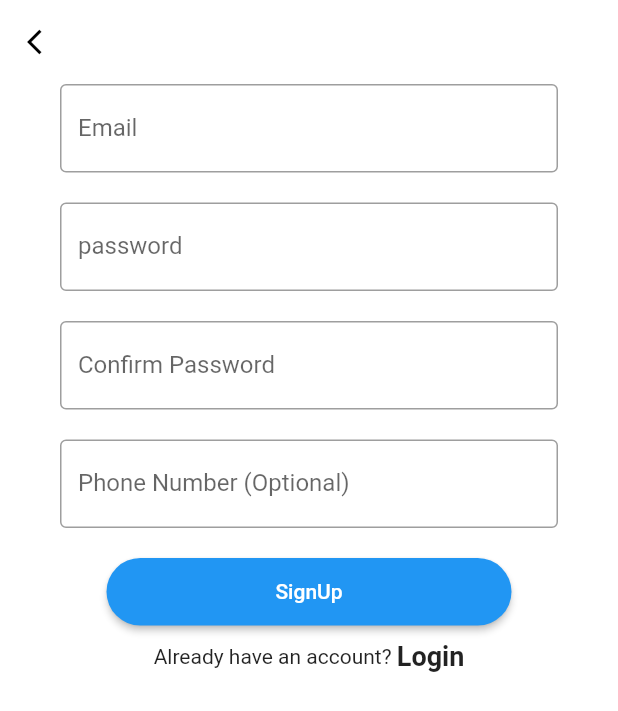
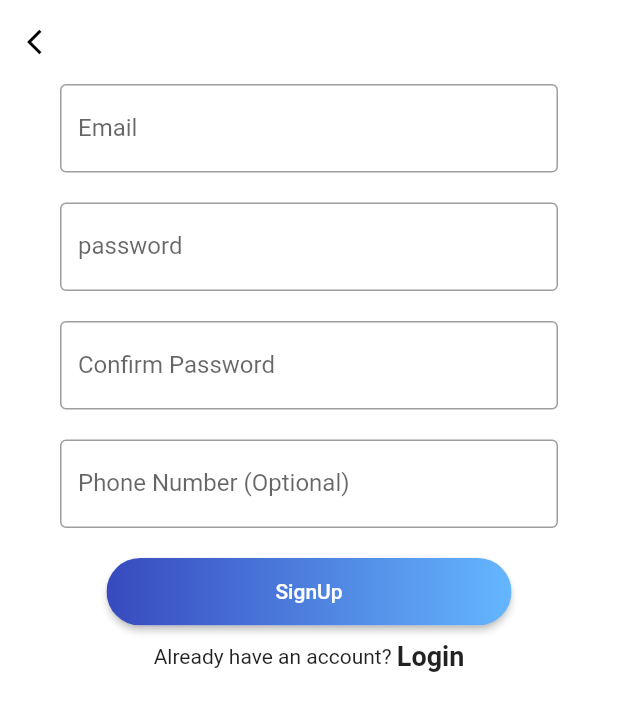
Before and after one commit to sallukhan96/spinalcord, a Flutter app: the screen it shows after launch, after a tap on "Login", after a tap on "Create Account", on a phone screen of 412 x 824 dp. Shown: the top 711 px of the screen. Run offline on Flutter 3.47's test engine with Material 2 defaults, Android fonts, the light colour scheme and no system bars; our stand-ins replace curved_navigation_bar.

Commit message:
chnged the buttons

```diff
--- a/lib/LoginPage.dart
+++ b/lib/LoginPage.dart
@@ -71,14 +71,7 @@ class LoginScreen extends StatelessWidget {
                         Container(
                           width: 270.0,
                           height: 45.0,
-                          // ignore: deprecated_member_use
                           child: RaisedButton(
-                            shape: RoundedRectangleBorder(
-                                borderRadius: BorderRadius.circular(30)),
-                            padding: EdgeInsets.fromLTRB(10, 10, 10, 10),
-                            color: Colors.blue,
-                            textColor: Colors.white,
-                            child: Text("Login"),
                             onPressed: () {
                               if (formkey.currentState!.validate()) {
                                 formkey.currentState!.save();
@@ -91,52 +84,109 @@ class LoginScreen extends StatelessWidget {
                                 return null;
                               }
                             },
+                            shape: RoundedRectangleBorder(
+                                borderRadius: BorderRadius.circular(80.0)),
+                            padding: EdgeInsets.all(0.0),
+                            child: Ink(
+                              decoration: BoxDecoration(
+                                  gradient: const LinearGradient(
+                                    colors: [
+                                      Color(0xff374ABE),
+                                      Color(0xff64B6FF)
+                                    ],
+                                    begin: Alignment.centerLeft,
+                                    end: Alignment.centerRight,
+                                  ),
+                                  borderRadius: BorderRadius.circular(30.0)),
+                              child: Container(
+                                constraints: const BoxConstraints(
+                                    maxWidth: 300.0, minHeight: 50.0),
+                                alignment: Alignment.center,
+                                child: const Text(
+                                  "Login",
+                                  textAlign: TextAlign.center,
+                                  style: TextStyle(color: Colors.white),
+                                ),
+                              ),
+                            ),
                           ),
                         ),
                         SizedBox(height: 10),
                         Container(
                           width: 270.0,
                           height: 45.0,
-                          // ignore: deprecated_member_use
                           child: RaisedButton(
-                            shape: RoundedRectangleBorder(
-                                borderRadius: BorderRadius.circular(30)),
-                            padding: EdgeInsets.fromLTRB(10, 10, 10, 10),
-                            color: Colors.blue,
-                            textColor: Colors.white,
-                            child: Text("Create Account"),
                             onPressed: () {
                               Navigator.push(
                                 context,
                                 MaterialPageRoute(
                                     builder: (context) => SignUp()),
                               );
-
-                              return null;
                             },
+                            shape: RoundedRectangleBorder(
+                                borderRadius: BorderRadius.circular(80.0)),
+                            padding: EdgeInsets.all(0.0),
+                            child: Ink(
+                              decoration: BoxDecoration(
+                                  gradient: const LinearGradient(
+                                    colors: [
+                                      Color(0xff374ABE),
+                                      Color(0xff64B6FF)
+                                    ],
+                                    begin: Alignment.centerLeft,
+                                    end: Alignment.centerRight,
+                                  ),
+                                  borderRadius: BorderRadius.circular(30.0)),
+                              child: Container(
+                                constraints: const BoxConstraints(
+                                    maxWidth: 300.0, minHeight: 50.0),
+                                alignment: Alignment.center,
+                                child: const Text(
+                                  "Create Account",
+                                  textAlign: TextAlign.center,
+                                  style: TextStyle(color: Colors.white),
+                                ),
+                              ),
+                            ),
                           ),
                         ),
                         SizedBox(height: 10),
                         Container(
                           width: 270.0,
                           height: 45.0,
-                          // ignore: deprecated_member_use
                           child: RaisedButton(
-                            shape: RoundedRectangleBorder(
-                                borderRadius: BorderRadius.circular(30)),
-                            padding: EdgeInsets.fromLTRB(10, 10, 10, 10),
-                            color: Colors.blue,
-                            textColor: Colors.white,
-                            child: Text("Login As A Guest"),
                             onPressed: () {
                               Navigator.push(
                                 context,
                                 MaterialPageRoute(
                                     builder: (context) => Homepage()),
                               );
-
-                              return null;
                             },
+                            shape: RoundedRectangleBorder(
+                                borderRadius: BorderRadius.circular(80.0)),
+                            padding: EdgeInsets.all(0.0),
+                            child: Ink(
+                              decoration: BoxDecoration(
+                                  gradient: const LinearGradient(
+                                    colors: [
+                                      Color(0xff374ABE),
+                                      Color(0xff64B6FF)
+                                    ],
+                                    begin: Alignment.centerLeft,
+                                    end: Alignment.centerRight,
+                                  ),
+                                  borderRadius: BorderRadius.circular(30.0)),
+                              child: Container(
+                                constraints: const BoxConstraints(
+                                    maxWidth: 300.0, minHeight: 50.0),
+                                alignment: Alignment.center,
+                                child: const Text(
+                                  "Log In As A Guest",
+                                  textAlign: TextAlign.center,
+                                  style: TextStyle(color: Colors.white),
+                                ),
+                              ),
+                            ),
                           ),
                         ),
                       ],
--- a/lib/Report.dart
+++ b/lib/Report.dart
@@ -133,12 +133,6 @@ class _ReportState extends State<Report> {
                                 //button function
                                 submitMessage(context);
                             },
-
-                            // onPressed: () {
-                            //   if (formKey.currentState!.validate()) {
-                            //     print('valid');
-                            //   }
-
                             child: const Text(
                               'submit',
                               style: TextStyle(
--- a/lib/SignUp.dart
+++ b/lib/SignUp.dart
@@ -96,24 +96,34 @@ class SignUp extends StatelessWidget {
                   width: 270.0,
                   height: 45.0,
                   child: RaisedButton(
-                    shape: RoundedRectangleBorder(
-                        borderRadius: BorderRadius.circular(30)),
-                    padding: EdgeInsets.fromLTRB(10, 10, 10, 10),
-                    color: Colors.blue,
-                    textColor: Colors.white,
-                    child: Text("SignUp"),
                     onPressed: () {
                       if (formkey.currentState!.validate()) {
                         formkey.currentState!.save();
-                        Navigator.push(
-                          context,
-                          MaterialPageRoute(
-                              builder: (context) => LoginScreen()),
-                        );
-
                         return null;
                       }
                     },
+                    shape: RoundedRectangleBorder(
+                        borderRadius: BorderRadius.circular(80.0)),
+                    padding: EdgeInsets.all(0.0),
+                    child: Ink(
+                      decoration: BoxDecoration(
+                          gradient: const LinearGradient(
+                            colors: [Color(0xff374ABE), Color(0xff64B6FF)],
+                            begin: Alignment.centerLeft,
+                            end: Alignment.centerRight,
+                          ),
+                          borderRadius: BorderRadius.circular(30.0)),
+                      child: Container(
+                        constraints: const BoxConstraints(
+                            maxWidth: 300.0, minHeight: 50.0),
+                        alignment: Alignment.center,
+                        child: const Text(
+                          "SignUp",
+                          textAlign: TextAlign.center,
+                          style: TextStyle(color: Colors.white),
+                        ),
+                      ),
+                    ),
                   ),
                 ),
                 const SizedBox(
```
